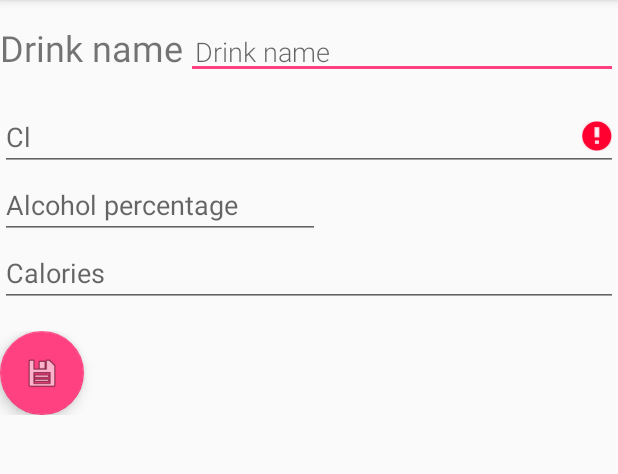
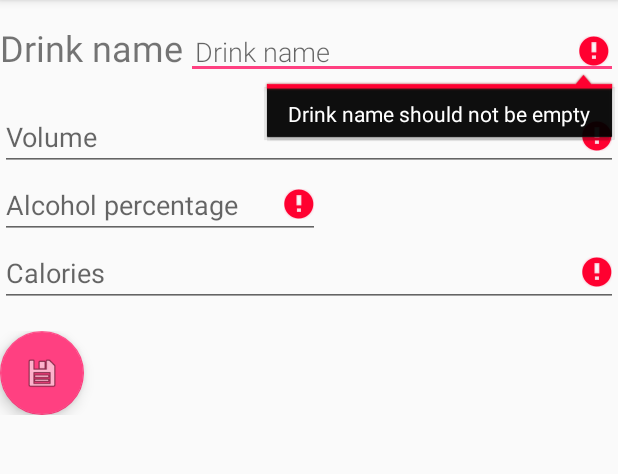
Before and after one commit to Aleksi123/ABVcalculator, an Android app: the NewDrinkActivity screen opened directly, with no data from a screen before it, after a tap on an icon or button, on a phone screen of 412 x 824 dp, the part 84-558 px from its top. Run offline under Robolectric (Android 15) with nearby library versions, the phone set to English and light mode, and no system bars; our stand-ins replace Dagger/Hilt's generated code, Room's generated code.

Commit message:
Renamed few variable names. Added error messages to res/string.xml. Added name validation for new drink. Now when validation on one field fails all the other fields will be validated regardless.

```diff
--- a/app/src/main/java/com/example/a/alcoholapp/Activity/DrinkListAdapter.java
+++ b/app/src/main/java/com/example/a/alcoholapp/Activity/DrinkListAdapter.java
@@ -37,7 +37,7 @@ public class DrinkListAdapter extends RecyclerView.Adapter<DrinkListAdapter.Drin
     @Override
     public void onBindViewHolder(@NonNull DrinkViewHolder holder, int position) {
         Drink current = mDrinks.get(position);
-        String text = "Drink: "+current.getDrink()+ "\n"+"Cl: "+current.getCl()+"\n"+"Calories: "+current.getCalories();
+        String text = "Drink: "+current.getName()+ "\n"+"Cl: "+current.getCl()+"\n"+"Calories: "+current.getCalories();
         holder.drinkItemView.setText(text);
     }
 
--- a/app/src/main/java/com/example/a/alcoholapp/Activity/NewDrinkActivity.java
+++ b/app/src/main/java/com/example/a/alcoholapp/Activity/NewDrinkActivity.java
@@ -12,6 +12,7 @@ import android.widget.Toast;
 import com.example.a.alcoholapp.R;
 import com.example.a.alcoholapp.validation.NaturalNumberValidation;
 import com.example.a.alcoholapp.validation.NewDrinkValidator;
+import com.example.a.alcoholapp.validation.NotEmptyStringValidation;
 import com.example.a.alcoholapp.validation.PercentageValidation;
 
 import javax.inject.Inject;
@@ -25,7 +26,7 @@ public class NewDrinkActivity extends AppCompatActivity {
     public static final String EXTRA_DRINK_CALORIES = "com.example.android.wordlistsql.REPLY3";
     public static final String EXTRA_DRINK_ALCOHOLPERCENTAGE = "com.example.android.wordlistsql.REPLY4";
     public static final String EXTRA_DRINK_ID = "com.example.android.wordlistsql.DRINK_ID";
-    private EditText mEditDrinkView, mEditClView, mEditCaloriesView, mEditAlcoholPercentage;
+    private EditText mEditDrinkView, mEditVolumeView, mEditCaloriesView, mEditAlcoholPercentage;
     @Inject
     NewDrinkValidator validator;
 
@@ -36,20 +37,21 @@ public class NewDrinkActivity extends AppCompatActivity {
         //Set up validator
         setContentView(R.layout.activity_new_drink);
         mEditDrinkView = findViewById(R.id.edit_drink);
-        mEditClView = findViewById(R.id.edit_cl);
+        mEditVolumeView = findViewById(R.id.edit_cl);
         mEditCaloriesView = findViewById(R.id.edit_calories);
         mEditAlcoholPercentage = findViewById(R.id.alcoholPercentage);
         //Register EditTexts to the validator
-        validator.registerEditText(mEditClView, "Volume", new NaturalNumberValidation());
-        validator.registerEditText(mEditCaloriesView, "Calories", new NaturalNumberValidation());
-        validator.registerEditText(mEditAlcoholPercentage, "AlcoholPercentage", new PercentageValidation());
+        validator.registerEditText(mEditDrinkView, getString(R.string.DrinkNameEmpty), new NotEmptyStringValidation());
+        validator.registerEditText(mEditVolumeView, getString(R.string.InvalidVolumeValue), new NaturalNumberValidation());
+        validator.registerEditText(mEditCaloriesView, getString(R.string.InvalidCaloriesValue), new NaturalNumberValidation());
+        validator.registerEditText(mEditAlcoholPercentage, getString(R.string.InvalidPercentageValue), new PercentageValidation());
         Intent intent = getIntent();
         final long drinkId = intent.getLongExtra(EXTRA_DRINK_ID, (long)-1);
         //Check if drink id was set
         if(drinkId>-1){
             //Intent has values of our drink so we are modifying EXISTING drink
             mEditDrinkView.setText(intent.getStringExtra(EXTRA_DRINK_NAME));
-            mEditClView.setText(String.valueOf(intent.getIntExtra(EXTRA_DRINK_CL, 0)));
+            mEditVolumeView.setText(String.valueOf(intent.getIntExtra(EXTRA_DRINK_CL, 0)));
             mEditCaloriesView.setText(String.valueOf(intent.getIntExtra(EXTRA_DRINK_CALORIES, 0)));
             mEditAlcoholPercentage.setText(String.valueOf(intent.getDoubleExtra(EXTRA_DRINK_ALCOHOLPERCENTAGE, 0)));
             //Set a listener for the delete drink button
@@ -73,8 +75,7 @@ public class NewDrinkActivity extends AppCompatActivity {
             public void onClick(View view) {
                 //Validation
                 if(!validator.validate()){
-                    //If validation failed retrieve the error message and show it to the user.
-                    Toast.makeText(getApplicationContext(), validator.getErrorMessage(), Toast.LENGTH_SHORT).show();
+                    //If validation failed simply return.
                     return;
                 }
 
@@ -85,7 +86,7 @@ public class NewDrinkActivity extends AppCompatActivity {
                     String drink = mEditDrinkView.getText().toString();
                     replyIntent.putExtra(EXTRA_DRINK_NAME, drink);
 
-                    int cl = Integer.parseInt(mEditClView.getText().toString());
+                    int cl = Integer.parseInt(mEditVolumeView.getText().toString());
                     replyIntent.putExtra(EXTRA_DRINK_CL, cl);
 
                     int calories = Integer.parseInt(mEditCaloriesView.getText().toString());
--- a/app/src/main/java/com/example/a/alcoholapp/Activity/ShowDrinksActivity.java
+++ b/app/src/main/java/com/example/a/alcoholapp/Activity/ShowDrinksActivity.java
@@ -57,7 +57,7 @@ public class ShowDrinksActivity extends AppCompatActivity {
 
                 //Set drink information to the intent
                 intent.putExtra(NewDrinkActivity.EXTRA_DRINK_ID, adapter.getItemId(position));
-                intent.putExtra(NewDrinkActivity.EXTRA_DRINK_NAME, drink.getDrink());
+                intent.putExtra(NewDrinkActivity.EXTRA_DRINK_NAME, drink.getName());
                 intent.putExtra(NewDrinkActivity.EXTRA_DRINK_CL, drink.getCl());
                 intent.putExtra(NewDrinkActivity.EXTRA_DRINK_CALORIES, drink.getCalories());
                 intent.putExtra(NewDrinkActivity.EXTRA_DRINK_ALCOHOLPERCENTAGE, drink.getAlcoholPercentage());
--- a/app/src/main/java/com/example/a/alcoholapp/validation/EditTextValidator.java
+++ b/app/src/main/java/com/example/a/alcoholapp/validation/EditTextValidator.java
@@ -6,10 +6,10 @@ public interface EditTextValidator<I> {
     /**
      * Register an EditText object to be validated by this validator
      * @param editText
-     * @param fieldName Used in the error message to specify to the user which field failed the validation
+     * @param errorMessage Defines a message to be shown to the user on validation fail
      * @param validationFunction ValidationFunction to be used when validating EditText value
      */
-    void registerEditText(EditText editText, String fieldName, ValidationFunction<I> validationFunction);
+    void registerEditText(EditText editText, String errorMessage, ValidationFunction<I> validationFunction);
     boolean validate();
     String getErrorMessage();
 }
--- a/app/src/main/java/com/example/a/alcoholapp/validation/NewDrinkValidator.java
+++ b/app/src/main/java/com/example/a/alcoholapp/validation/NewDrinkValidator.java
@@ -12,30 +12,29 @@ import java.util.List;
 public class NewDrinkValidator implements EditTextValidator<String> {
 
     private List<EditText> editTexts = new ArrayList<>();
-    private List<String> fieldNames = new ArrayList<>();
+    private List<String> errorMessages = new ArrayList<>();
     private List<ValidationFunction<String>> validators = new ArrayList<>();
     private String errorMessage = "";
 
 
     @Override
-    public void registerEditText(EditText editText, String fieldName, ValidationFunction<String> validationFunction) {
+    public void registerEditText(EditText editText, String errorMessage, ValidationFunction<String> validationFunction) {
         editTexts.add(editText);
-        fieldNames.add(fieldName);
+        errorMessages.add(errorMessage);
         validators.add(validationFunction);
     }
 
-    @Override
+    @Override //true on success , false otherwise
     public boolean validate() {
-        errorMessage = "";
+        boolean userInputValid = true;
         for(int i = 0; i<editTexts.size() ;i++){
             if(!validators.get(i).validate(editTexts.get(i).getText().toString())){
                 //If invalid set errorMessage
-                errorMessage = fieldNames.get(i) + " field has invalid value! Please check the field value";
-                editTexts.get(i).setError(errorMessage);
-                return false;
+                editTexts.get(i).setError(errorMessages.get(i));
+                userInputValid = false;
             }
         }
-        return true;
+        return userInputValid;
     }
 
     @Override
--- /dev/null
+++ b/app/src/main/java/com/example/a/alcoholapp/validation/NotEmptyStringValidation.java
@@ -0,0 +1,8 @@
+package com.example.a.alcoholapp.validation;
+
+public class NotEmptyStringValidation implements ValidationFunction<String>{
+    @Override
+    public boolean validate(String input) {
+        return input != null && !input.isEmpty();
+    }
+}
--- a/app/src/main/res/layout/activity_new_drink.xml
+++ b/app/src/main/res/layout/activity_new_drink.xml
@@ -39,7 +39,7 @@
         android:layout_width="match_parent"
         android:layout_height="wrap_content"
         android:ems="10"
-        android:hint="@string/cl"
+        android:hint="@string/volume"
         android:inputType="number" />
 
     <EditText
--- a/app/src/main/res/values/strings.xml
+++ b/app/src/main/res/values/strings.xml
@@ -5,7 +5,7 @@
     <string name="action_settings">Settings</string>
     <string name="button_save">Save</string>
     <string name="calories">Calories</string>
-    <string name="cl">Cl</string>
+    <string name="volume">Volume</string>
     <string name="button_delete_drink">Delete drink</string>
     <string name="weight">Weight</string>
     <string name="gender">Gender</string>
@@ -15,4 +15,10 @@
     <string name="addDrink">Add Drink</string>
     <string name="userInfo">User Info</string>
     <string name="drinks">Drinks</string>
+
+    <!-- Error messages -->
+    <string name="DrinkNameEmpty">Drink name should not be empty</string>
+    <string name="InvalidPercentageValue">Bad percentage value!</string>
+    <string name="InvalidVolumeValue">Invalid volume value!</string>
+    <string name="InvalidCaloriesValue">Invalid Calories value!</string>
 </resources>
```
Also changed, not shown: app/src/main/java/com/example/a/alcoholapp/Database/Entity/Drink.java (+11 -8 lines), 2 other files.
